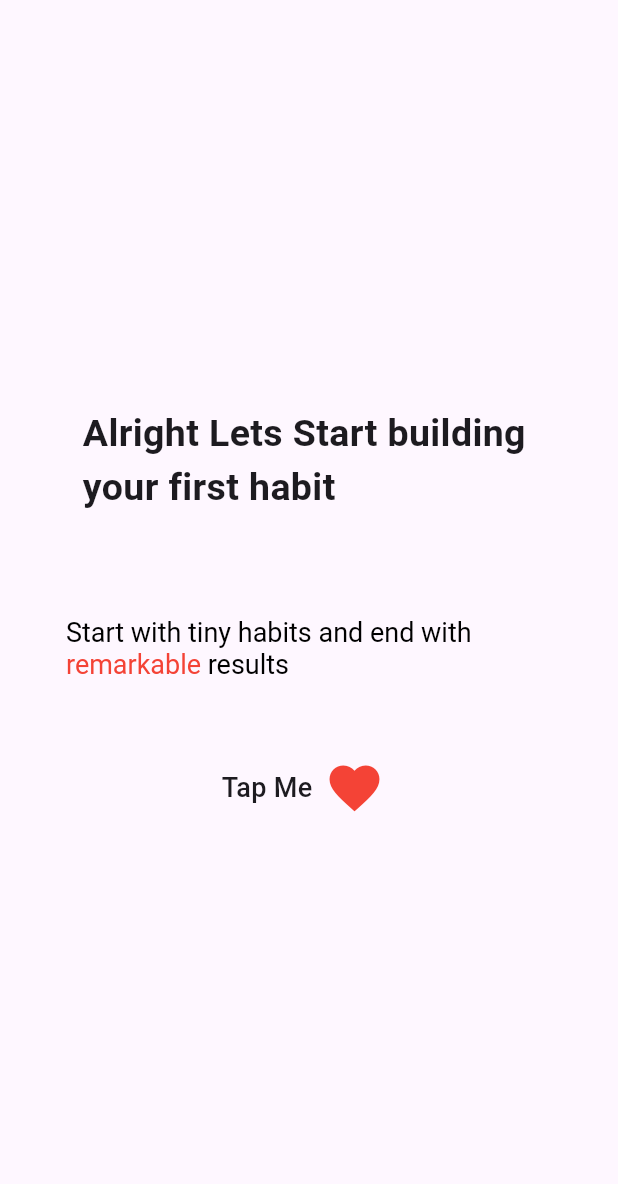
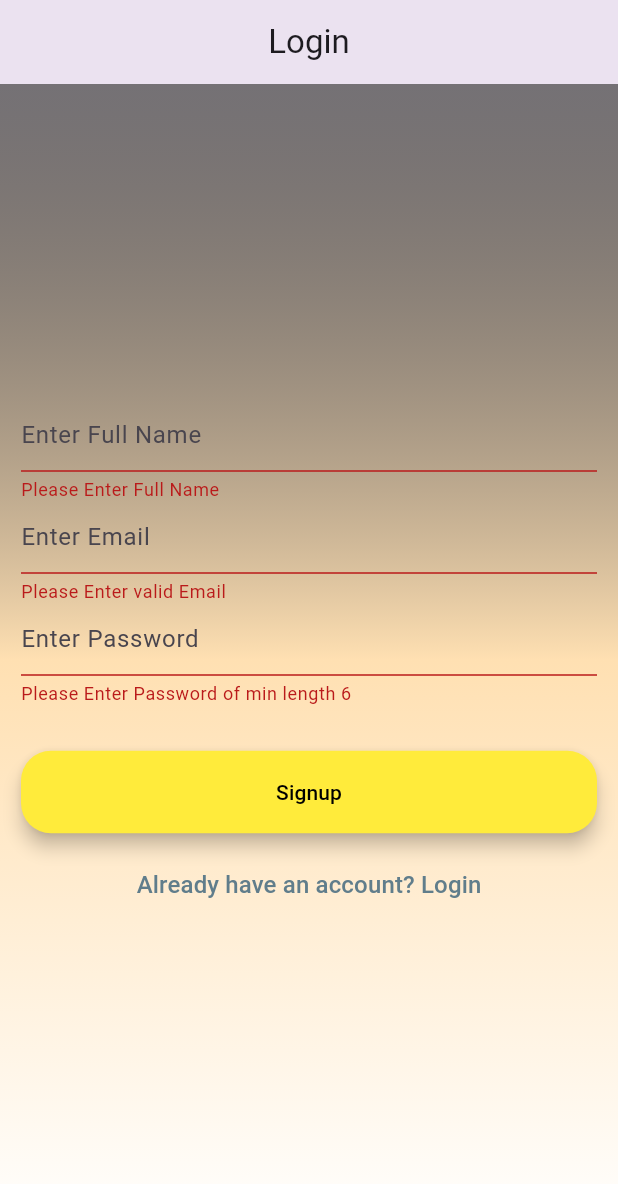
Before and after one commit to AbubakarSiddiquePA/healthy, a Flutter app: the screen it shows after launch, on a phone screen of 412 x 824 dp. Shown: the top 1184 px of the screen. Run offline on Flutter 3.47's test engine with Material 3 defaults, Android fonts, the phone set to English and light mode, and no system bars; our stand-ins replace cloud_firestore, firebase_auth, firebase_core, flutter_datetime_picker_plus; accounts and stored records are empty.

```diff
--- /dev/null
+++ b/lib/authentication/authfunctions/authfunctions.dart
@@ -0,0 +1,58 @@
+import 'package:firebase_auth/firebase_auth.dart';
+import 'package:flutter/material.dart';
+import 'package:healthy/authentication/authfunctions/firebasefunctions.dart';
+import 'package:healthy/homescreen/home.dart';
+
+class AuthServices {
+  static signupUser(
+      String email, String password, String name, BuildContext context) async {
+    try {
+      UserCredential userCredential = await FirebaseAuth.instance
+          .createUserWithEmailAndPassword(email: email, password: password);
+//update display name and email in the currentuser
+      await FirebaseAuth.instance.currentUser!.updateDisplayName(name);
+      await FirebaseAuth.instance.currentUser!.verifyBeforeUpdateEmail(email);
+      await FirestoreServices.saveUser(name, email, userCredential.user!.uid);
+
+      // Save a reference to the context before using it
+      final scaffoldContext = context;
+
+      ScaffoldMessenger.of(scaffoldContext).showSnackBar(
+          const SnackBar(content: Text('Registration Successful')));
+    } on FirebaseAuthException catch (e) {
+      if (e.code == 'weak-password') {
+        ScaffoldMessenger.of(context).showSnackBar(
+            const SnackBar(content: Text('Password Provided is too weak')));
+      } else if (e.code == 'email-already-in-use') {
+        ScaffoldMessenger.of(context).showSnackBar(
+            const SnackBar(content: Text('Email Provided already Exists')));
+      }
+    } catch (e) {
+      ScaffoldMessenger.of(context)
+          .showSnackBar(SnackBar(content: Text(e.toString())));
+    }
+  }
+
+  static signinUser(String email, String password, BuildContext context) async {
+    try {
+      await FirebaseAuth.instance
+          .signInWithEmailAndPassword(email: email, password: password);
+
+      ScaffoldMessenger.of(context)
+          .showSnackBar(const SnackBar(content: Text('You are Logged in')));
+      Navigator.push(
+          context,
+          MaterialPageRoute(
+            builder: (context) => const Home(),
+          ));
+    } on FirebaseAuthException catch (e) {
+      if (e.code == 'user-not-found') {
+        ScaffoldMessenger.of(context).showSnackBar(
+            const SnackBar(content: Text('No user Found with this Email')));
+      } else if (e.code == 'wrong-password') {
+        ScaffoldMessenger.of(context).showSnackBar(
+            const SnackBar(content: Text('Password did not match')));
+      }
+    }
+  }
+}
--- /dev/null
+++ b/lib/authentication/authfunctions/firebasefunctions.dart
@@ -0,0 +1,12 @@
+import 'package:cloud_firestore/cloud_firestore.dart';
+
+class FirestoreServices {
+  //takes params name,email....
+  static saveUser(String name, email, uid) async {
+    await FirebaseFirestore.instance
+        //goes insd users ,userid and sets
+        .collection('users')
+        .doc(uid)
+        .set({'email': email, 'name': name});
+  }
+}
--- a/lib/authentication/signin/signin.dart
+++ b/lib/authentication/signin/signin.dart
@@ -0,0 +1,162 @@
+import 'package:flutter/material.dart';
+import 'package:healthy/authentication/authfunctions/authfunctions.dart';
+
+class LoginForm extends StatefulWidget {
+  const LoginForm({super.key});
+
+  @override
+  State<LoginForm> createState() => _LoginFormState();
+}
+
+class _LoginFormState extends State<LoginForm> {
+  final _formKey = GlobalKey<FormState>();
+
+  String email = '';
+  String password = '';
+  String fullname = '';
+  bool login = false;
+
+  @override
+  Widget build(BuildContext context) {
+    return Scaffold(
+      appBar: AppBar(
+        centerTitle: true,
+        automaticallyImplyLeading: false,
+        elevation: 10,
+        title: const Text('Login'),
+      ),
+      body: Form(
+        key: _formKey,
+        child: Container(
+          width: MediaQuery.of(context).size.width,
+          height: MediaQuery.of(context).size.height,
+          decoration: BoxDecoration(
+              gradient: LinearGradient(colors: [
+            Colors.black54,
+            Colors.orange.shade100,
+            Colors.white,
+          ], begin: Alignment.topCenter, end: Alignment.bottomCenter)),
+          padding: const EdgeInsets.all(14),
+          child: Column(
+            mainAxisAlignment: MainAxisAlignment.center,
+            children: [
+              // ======== Full Name ========
+              login
+                  ? Container()
+                  : TextFormField(
+                      autovalidateMode: AutovalidateMode.always,
+                      key: const ValueKey('fullname'),
+                      decoration: const InputDecoration(
+                        hintText: 'Enter Full Name',
+                      ),
+                      validator: (value) {
+                        if (value!.isEmpty) {
+                          return 'Please Enter Full Name';
+                        } else {
+                          return null;
+                        }
+                      },
+                      onSaved: (value) {
+                        setState(() {
+                          fullname = value!;
+                        });
+                      },
+                    ),
+
+              // ======== Email ========
+              TextFormField(
+                key: const ValueKey('email'),
+                autovalidateMode: AutovalidateMode.always,
+                decoration: const InputDecoration(
+                  focusedBorder: UnderlineInputBorder(
+                    borderSide: BorderSide(color: Colors.orange),
+                  ),
+                  enabledBorder: UnderlineInputBorder(
+                      borderSide: BorderSide(
+                    color: Colors.orange,
+                  )),
+                  hintText: 'Enter Email',
+                ),
+                validator: (value) {
+                  if (value!.isEmpty || !value.contains('@')) {
+                    return 'Please Enter valid Email';
+                  } else {
+                    return null;
+                  }
+                },
+                onSaved: (value) {
+                  setState(() {
+                    email = value!;
+                  });
+                },
+              ),
+              // ======== Password ========
+              TextFormField(
+                key: const ValueKey('password'),
+                autovalidateMode: AutovalidateMode.always,
+                obscureText: true,
+                decoration: const InputDecoration(
+                  hintText: 'Enter Password',
+                ),
+                validator: (value) {
+                  if (value!.length < 6) {
+                    return 'Please Enter Password of min length 6';
+                  } else {
+                    return null;
+                  }
+                },
+                onSaved: (value) {
+                  setState(() {
+                    password = value!;
+                  });
+                },
+              ),
+              const SizedBox(
+                height: 30,
+              ),
+              SizedBox(
+                height: 55,
+                width: double.infinity,
+                child: ElevatedButton(
+                    style: ElevatedButton.styleFrom(
+                      foregroundColor: Colors.black,
+                      backgroundColor: Colors.yellow,
+                      elevation: 5,
+                      shape: RoundedRectangleBorder(
+                        borderRadius: BorderRadius.circular(20),
+                      ),
+                    ),
+                    onPressed: () async {
+                      if (_formKey.currentState!.validate()) {
+                        _formKey.currentState!.save();
+                        login
+                            ? AuthServices.signinUser(email, password, context)
+                            : AuthServices.signupUser(
+                                email, password, fullname, context);
+                      }
+                    },
+                    child: Text(login ? 'Login' : 'Signup')),
+              ),
+              const SizedBox(
+                height: 10,
+              ),
+              TextButton(
+                  onPressed: () {
+                    setState(() {
+                      login = !login;
+                    });
+                  },
+                  child: Text(
+                    login
+                        ? "Don't have an account? Signup"
+                        : "Already have an account? Login",
+                    style:
+                        const TextStyle(fontSize: 16, color: Colors.blueGrey),
+                  ))
+            ],
+          ),
+        ),
+      ),
+    );
+  }
+}
--- a/lib/main.dart
+++ b/lib/main.dart
@@ -1,7 +1,18 @@
+import 'package:firebase_auth/firebase_auth.dart';
+import 'package:firebase_core/firebase_core.dart';
 import 'package:flutter/material.dart';
-import 'package:healthy/onboard/onboard.dart';
+import 'package:healthy/authentication/signin/signin.dart';
+import 'package:healthy/homescreen/home.dart';
 
-void main() {
+void main() async {
+  WidgetsFlutterBinding.ensureInitialized();
+  await Firebase.initializeApp(
+      options: const FirebaseOptions(
+    apiKey: "AIzaSyDXEECVLLV6BBbpeAtXJ4OblJ3k_uBak3Y",
+    appId: "1:764846460901:web:77c9486580baa2db65a90c",
+    messagingSenderId: "764846460901",
+    projectId: "healthy-a9610",
+  ));
   runApp(const MyApp());
 }
 
@@ -17,7 +28,20 @@ class MyApp extends StatelessWidget {
         colorScheme: ColorScheme.fromSeed(seedColor: Colors.deepPurple),
         useMaterial3: true,
       ),
-      home: const Onboard(),
+      home: StreamBuilder(
+        stream: FirebaseAuth.instance.authStateChanges(),
+        builder: (context, snapshot) {
+          if (snapshot.connectionState == ConnectionState.waiting) {
+            return const Center(child: CircularProgressIndicator());
+          } else if (snapshot.hasError) {
+            return const Center(child: Text('An error occurred'));
+          } else if (snapshot.hasData) {
+            return const Home();
+          } else {
+            return const LoginForm();
+          }
+        },
+      ),
     );
   }
 }
```
Also changed, not shown: lib/addhabit/add_habit.dart (+14 -5 lines), lib/homescreen/home.dart (+55 -12 lines), lib/modelclasshabit/addhabit_model.dart (added, +13 -0 lines), pubspec.yaml (+4 -6 lines), pubspec.lock, 7 other files.
